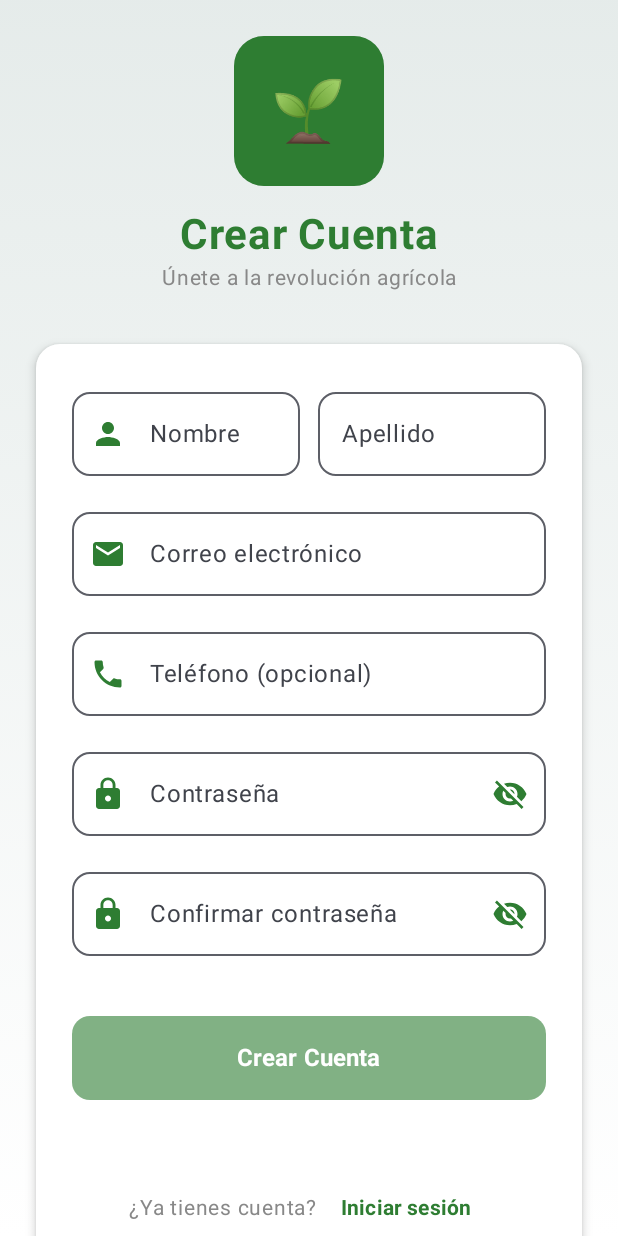
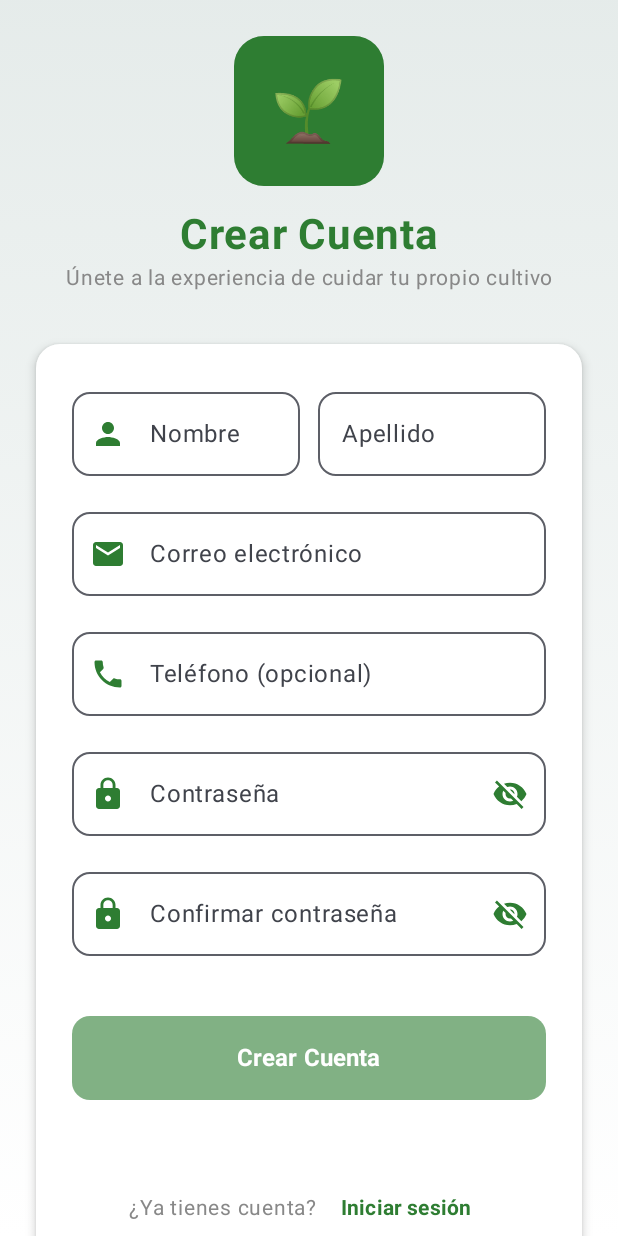
Before and after one commit to JhuniorBrayan123/AGROCODE, an Android app built with Jetpack Compose: the RegistroScreen screen opened through its navigation route, on a phone screen of 412 x 824 dp. Run offline under Robolectric (Android 15) with nearby library versions, the phone set to English and light mode, and no system bars.

Commit message:
feat(UI): Cambio de texto Registro - prueba de push

```diff
--- a/app-android-kotlin/app/src/main/java/com/example/agrocode/presentation/registro/RegistroScreen.kt
+++ b/app-android-kotlin/app/src/main/java/com/example/agrocode/presentation/registro/RegistroScreen.kt
@@ -142,7 +142,7 @@ fun RegistroScreen(
                 )
 
                 Text(
-                    text = "Únete a la revolución agrícola",
+                    text = "Únete a la experiencia de cuidar tu propio cultivo",
                     fontSize = 14.sp,
                     color = Color.Gray,
                     textAlign = TextAlign.Center
```
